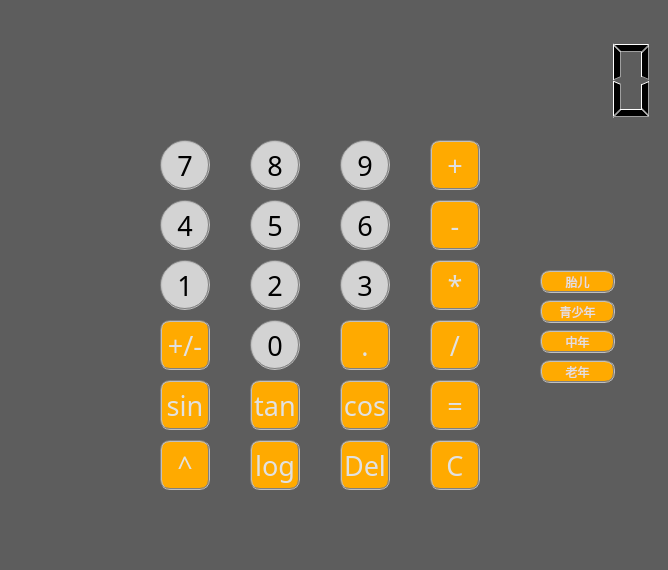
Before: the Qt Designer form calculator.ui in LuoXubo/SUFE_Calculator, drawn with Qt 5.
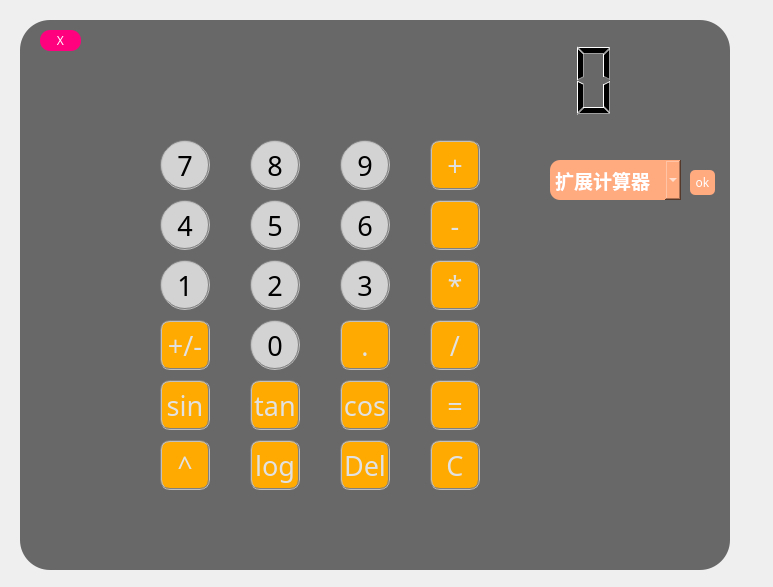
After: the same form once the commit is applied.

Patch:
```diff
--- a/calculator.ui
+++ b/calculator.ui
@@ -6,8 +6,8 @@
    <rect>
     <x>0</x>
     <y>0</y>
-    <width>668</width>
-    <height>570</height>
+    <width>773</width>
+    <height>587</height>
    </rect>
   </property>
   <property name="font">
@@ -22,7 +22,8 @@
    <string>超电磁炮</string>
   </property>
   <property name="styleSheet">
-   <string notr="true">background-color: rgb(93, 93, 93);</string>
+   <string notr="true">
+border-radius: 30px;</string>
   </property>
   <widget class="QPushButton" name="b_7">
    <property name="geometry">
@@ -2122,107 +2123,6 @@
     <string>=</string>
    </property>
   </widget>
-  <widget class="QPushButton" name="b_child">
-   <property name="geometry">
-    <rect>
-     <x>540</x>
-     <y>270</y>
-     <width>75</width>
-     <height>23</height>
-    </rect>
-   </property>
-   <property name="styleSheet">
-    <string>border-radius: 10px; border:2px groove gray;
-background-color: rgb(255, 170, 0);
-font: 20pt &quot;Baskerville Old Face&quot;;
-color:rgb(225,225,225);</string>
-   </property>
-   <property name="text">
-    <string>胎儿</string>
-   </property>
-  </widget>
-  <widget class="QPushButton" name="b_youth">
-   <property name="geometry">
-    <rect>
-     <x>540</x>
-     <y>300</y>
-     <width>75</width>
-     <height>23</height>
-    </rect>
-   </property>
-   <property name="styleSheet">
-    <string>border-radius: 10px; border:2px groove gray;
-background-color: rgb(255, 170, 0);
-font: 20pt &quot;Baskerville Old Face&quot;;
-color:rgb(225,225,225);</string>
-   </property>
-   <property name="text">
-    <string>青少年</string>
-   </property>
-  </widget>
-  <widget class="QPushButton" name="b_old">
-   <property name="geometry">
-    <rect>
-     <x>540</x>
-     <y>360</y>
-     <width>75</width>
-     <height>23</height>
-    </rect>
-   </property>
-   <property name="styleSheet">
-    <string>border-radius: 10px; border:2px groove gray;
-background-color: rgb(255, 170, 0);
-font: 20pt &quot;Baskerville Old Face&quot;;
-color:rgb(225,225,225);</string>
-   </property>
-   <property name="text">
-    <string>老年</string>
-   </property>
-  </widget>
-  <widget class="QPushButton" name="b_midlife">
-   <property name="geometry">
-    <rect>
-     <x>540</x>
-     <y>330</y>
-     <width>75</width>
-     <height>23</height>
-    </rect>
-   </property>
-   <property name="styleSheet">
-    <string>border-radius: 10px; border:2px groove gray;
-background-color: rgb(255, 170, 0);
-font: 20pt &quot;Baskerville Old Face&quot;;
-color:rgb(225,225,225);</string>
-   </property>
-   <property name="text">
-    <string>中年</string>
-   </property>
-  </widget>
-  <widget class="QLCDNumber" name="lcd">
-   <property name="enabled">
-    <bool>true</bool>
-   </property>
-   <property name="geometry">
-    <rect>
-     <x>0</x>
-     <y>30</y>
-     <width>661</width>
-     <height>101</height>
-    </rect>
-   </property>
-   <property name="styleSheet">
-    <string notr="true"/>
-   </property>
-   <property name="frameShape">
-    <enum>QFrame::NoFrame</enum>
-   </property>
-   <property name="digitCount">
-    <number>15</number>
-   </property>
-   <property name="mode">
-    <enum>QLCDNumber::Dec</enum>
-   </property>
-  </widget>
   <widget class="QPushButton" name="b_power">
    <property name="geometry">
     <rect>
@@ -2363,6 +2263,169 @@
     <string>log</string>
    </property>
   </widget>
+  <widget class="QWidget" name="ok" native="true">
+   <property name="geometry">
+    <rect>
+     <x>20</x>
+     <y>20</y>
+     <width>710</width>
+     <height>550</height>
+    </rect>
+   </property>
+   <property name="styleSheet">
+    <string notr="true">background-color: rgb(104, 104, 104)</string>
+   </property>
+   <widget class="QLCDNumber" name="lcd">
+    <property name="enabled">
+     <bool>true</bool>
+    </property>
+    <property name="geometry">
+     <rect>
+      <x>0</x>
+      <y>10</y>
+      <width>601</width>
+      <height>101</height>
+     </rect>
+    </property>
+    <property name="styleSheet">
+     <string notr="true"/>
+    </property>
+    <property name="frameShape">
+     <enum>QFrame::NoFrame</enum>
+    </property>
+    <property name="digitCount">
+     <number>15</number>
+    </property>
+    <property name="mode">
+     <enum>QLCDNumber::Dec</enum>
+    </property>
+   </widget>
+   <widget class="QComboBox" name="comboBox">
+    <property name="geometry">
+     <rect>
+      <x>530</x>
+      <y>140</y>
+      <width>131</width>
+      <height>40</height>
+     </rect>
+    </property>
+    <property name="font">
+     <font>
+      <pointsize>14</pointsize>
+      <weight>75</weight>
+      <italic>false</italic>
+      <bold>true</bold>
+      <strikeout>false</strikeout>
+      <kerning>false</kerning>
+     </font>
+    </property>
+    <property name="styleSheet">
+     <string notr="true">background-color: rgb(255, 170, 127);
+color: rgb(255, 255, 255);
+border-radius:10px;
+
+</string>
+    </property>
+    <item>
+     <property name="text">
+      <string>扩展计算器</string>
+     </property>
+    </item>
+    <item>
+     <property name="text">
+      <string>胎儿体重计算器</string>
+     </property>
+    </item>
+    <item>
+     <property name="text">
+      <string>绩点计算器</string>
+     </property>
+    </item>
+    <item>
+     <property name="text">
+      <string>养老金计算器</string>
+     </property>
+    </item>
+    <item>
+     <property name="text">
+      <string>贷款计算器</string>
+     </property>
+    </item>
+    <item>
+     <property name="text">
+      <string>个税计算器</string>
+     </property>
+    </item>
+    <item>
+     <property name="text">
+      <string>BMI计算器</string>
+     </property>
+    </item>
+   </widget>
+   <widget class="QPushButton" name="pushButton">
+    <property name="geometry">
+     <rect>
+      <x>670</x>
+      <y>150</y>
+      <width>25</width>
+      <height>25</height>
+     </rect>
+    </property>
+    <property name="styleSheet">
+     <string notr="true">color: rgb(255, 255, 255);
+background-color: rgb(255, 170, 127);
+border-radius:5px;
+</string>
+    </property>
+    <property name="text">
+     <string>ok</string>
+    </property>
+   </widget>
+  </widget>
+  <widget class="QPushButton" name="close">
+   <property name="geometry">
+    <rect>
+     <x>40</x>
+     <y>30</y>
+     <width>41</width>
+     <height>21</height>
+    </rect>
+   </property>
+   <property name="styleSheet">
+    <string notr="true">background-color:rgb(255, 0, 127);
+color: rgb(255, 255, 255);
+border-radius: 10px; </string>
+   </property>
+   <property name="text">
+    <string>X</string>
+   </property>
+  </widget>
+  <zorder>ok</zorder>
+  <zorder>b_7</zorder>
+  <zorder>b_8</zorder>
+  <zorder>b_9</zorder>
+  <zorder>b_plus</zorder>
+  <zorder>b_delete</zorder>
+  <zorder>b_4</zorder>
+  <zorder>b_5</zorder>
+  <zorder>b_6</zorder>
+  <zorder>b_minus</zorder>
+  <zorder>b_clear</zorder>
+  <zorder>b_1</zorder>
+  <zorder>b_2</zorder>
+  <zorder>b_3</zorder>
+  <zorder>b_multiply</zorder>
+  <zorder>b_reverse</zorder>
+  <zorder>b_0</zorder>
+  <zorder>b_dot</zorder>
+  <zorder>b_divide</zorder>
+  <zorder>b_equal</zorder>
+  <zorder>b_power</zorder>
+  <zorder>b_sin</zorder>
+  <zorder>b_cos</zorder>
+  <zorder>b_tan</zorder>
+  <zorder>b_log</zorder>
+  <zorder>close</zorder>
  </widget>
  <resources/>
  <connections/>
```
